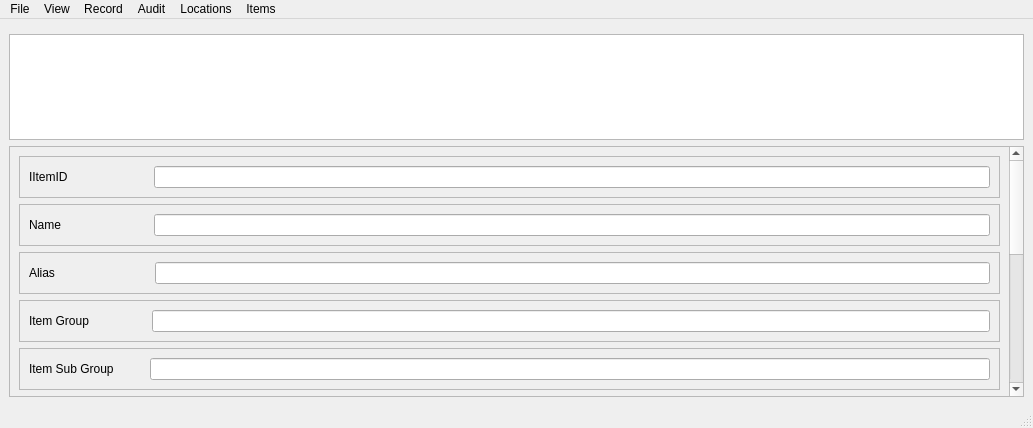
First picture: the form in elitebridge_ui_file/itemsmainwindow.ui, repository SaiSawant1/EliteBridgeAdmin, before the edit.
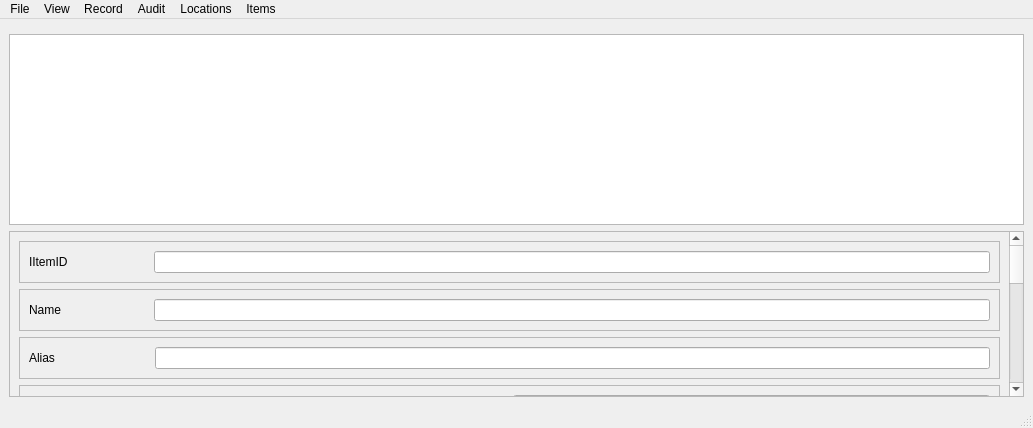
Second picture: the form after the edit.

Commit message: item group database created along with image

```diff
--- a/elitebridge_ui_file/itemsmainwindow.ui
+++ b/elitebridge_ui_file/itemsmainwindow.ui
@@ -37,6 +37,12 @@
     </item>
     <item>
      <widget class="QScrollArea" name="scrollArea">
+      <property name="maximumSize">
+       <size>
+        <width>16777215</width>
+        <height>167</height>
+       </size>
+      </property>
       <property name="widgetResizable">
        <bool>true</bool>
       </property>
@@ -44,7 +50,7 @@
        <property name="geometry">
         <rect>
          <x>0</x>
-         <y>-492</y>
+         <y>-563</y>
          <width>992</width>
          <height>723</height>
         </rect>
@@ -133,7 +139,7 @@
             </widget>
            </item>
            <item>
-            <widget class="QLineEdit" name="lineEditGroup"/>
+            <widget class="QComboBox" name="lineEditGroup"/>
            </item>
           </layout>
          </widget>
@@ -155,7 +161,7 @@
             </widget>
            </item>
            <item>
-            <widget class="QLineEdit" name="lineEditSubGroup"/>
+            <widget class="QComboBox" name="lineEditSubGroup"/>
            </item>
           </layout>
          </widget>
```
Left out of the diff: 30 changed lines with no effect on the pictures. The commit also changes 91 other files.
